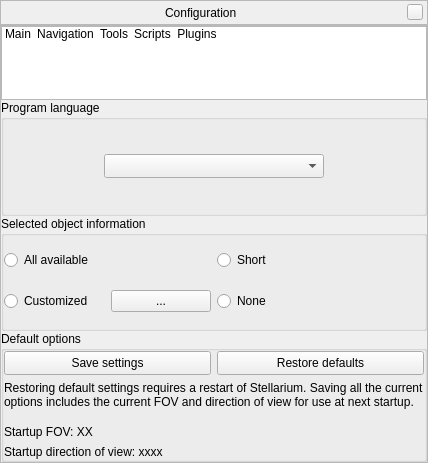
Old version of the form src/gui/configurationDialog.ui in the repository EvilTosha/Stellarium-GSoC12.
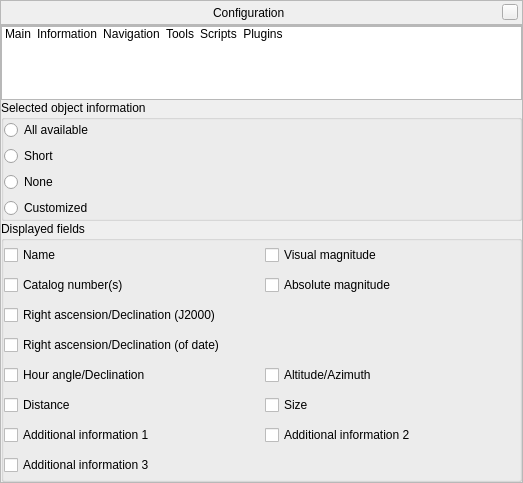
New version of the form. The open tabs and pages were chosen to show the change. Icons and pictures are not drawn. Custom widgets are drawn as their Qt base class.

The edit to the form file:
```diff
--- a/src/gui/configurationDialog.ui
+++ b/src/gui/configurationDialog.ui
@@ -6,13 +6,10 @@
    <rect>
     <x>0</x>
     <y>0</y>
-    <width>428</width>
-    <height>463</height>
+    <width>523</width>
+    <height>483</height>
    </rect>
   </property>
-  <property name="styleSheet">
-   <string notr="true"/>
-  </property>
   <layout class="QVBoxLayout">
    <property name="spacing">
     <number>0</number>
@@ -145,18 +142,6 @@
           </property>
           <item>
            <widget class="QGroupBox" name="groupBox_2">
-            <property name="sizePolicy">
-             <sizepolicy hsizetype="Preferred" vsizetype="Preferred">
-              <horstretch>0</horstretch>
-              <verstretch>0</verstretch>
-             </sizepolicy>
-            </property>
-            <property name="minimumSize">
-             <size>
-              <width>0</width>
-              <height>0</height>
-             </size>
-            </property>
             <property name="title">
              <string>Program language</string>
             </property>
@@ -189,107 +174,8 @@
             </layout>
            </widget>
           </item>
-          <item>
-           <widget class="QGroupBox" name="groupBox_4">
-            <property name="sizePolicy">
-             <sizepolicy hsizetype="Expanding" vsizetype="Preferred">
-              <horstretch>0</horstretch>
-              <verstretch>0</verstretch>
-             </sizepolicy>
-            </property>
-            <property name="font">
-             <font>
-              <weight>50</weight>
-              <bold>false</bold>
-              <kerning>true</kerning>
-             </font>
-            </property>
-            <property name="title">
-             <string>Selected object information</string>
-            </property>
-            <layout class="QVBoxLayout" name="verticalLayout_5">
-             <property name="margin">
-              <number>0</number>
-             </property>
-             <item>
-              <layout class="QHBoxLayout" name="horizontalLayout_13">
-               <item>
-                <widget class="QRadioButton" name="allSelectedInfoRadio">
-                 <property name="toolTip">
-                  <string>Display all information available</string>
-                 </property>
-                 <property name="text">
-                  <string>All available</string>
-                 </property>
-                </widget>
-               </item>
-               <item>
-                <widget class="QRadioButton" name="briefSelectedInfoRadio">
-                 <property name="toolTip">
-                  <string>Display less information</string>
-                 </property>
-                 <property name="text">
-                  <string>Short</string>
-                 </property>
-                </widget>
-               </item>
-              </layout>
-             </item>
-             <item>
-              <layout class="QHBoxLayout" name="horizontalLayout_14">
-               <item>
-                <layout class="QHBoxLayout" name="horizontalLayout_16">
-                 <item>
-                  <widget class="QRadioButton" name="customSelectedInfoRadio">
-                   <property name="toolTip">
-                    <string>Display user settings information</string>
-                   </property>
-                   <property name="text">
-                    <string>Customized</string>
-                   </property>
-                  </widget>
-                 </item>
-                 <item>
-                  <widget class="QPushButton" name="pushButtonCustomInfoDialog">
-                   <property name="enabled">
-                    <bool>true</bool>
-                   </property>
-                   <property name="text">
-                    <string notr="true">...</string>
-                   </property>
-                  </widget>
-                 </item>
-                </layout>
-               </item>
-               <item>
-                <widget class="QRadioButton" name="noSelectedInfoRadio">
-                 <property name="toolTip">
-                  <string>Display no information</string>
-                 </property>
-                 <property name="text">
-                  <string>None</string>
-                 </property>
-                </widget>
-               </item>
-              </layout>
-             </item>
-            </layout>
-           </widget>
-          </item>
           <item>
            <widget class="QGroupBox" name="groupBox_6">
-            <property name="sizePolicy">
-             <sizepolicy hsizetype="Preferred" vsizetype="Preferred">
-              <horstretch>0</horstretch>
-              <verstretch>0</verstretch>
-             </sizepolicy>
-            </property>
-            <property name="font">
-             <font>
-              <weight>50</weight>
-              <bold>false</bold>
-             </font>
-            </property>
             <property name="title">
              <string>Default options</string>
             </property>
@@ -405,6 +291,243 @@
           </item>
          </layout>
         </widget>
+        <widget class="QWidget" name="pageSelectedObjectInfo">
+         <layout class="QVBoxLayout" name="verticalLayout_2">
+          <property name="spacing">
+           <number>0</number>
+          </property>
+          <property name="margin">
+           <number>0</number>
+          </property>
+          <item>
+           <widget class="QGroupBox" name="groupBox_4">
+            <property name="sizePolicy">
+             <sizepolicy hsizetype="Expanding" vsizetype="Preferred">
+              <horstretch>0</horstretch>
+              <verstretch>0</verstretch>
+             </sizepolicy>
+            </property>
+            <property name="title">
+             <string>Selected object information</string>
+            </property>
+            <layout class="QVBoxLayout" name="verticalLayout_5">
+             <property name="margin">
+              <number>0</number>
+             </property>
+             <item>
+              <widget class="QRadioButton" name="allSelectedInfoRadio">
+               <property name="toolTip">
+                <string>Display all information available</string>
+               </property>
+               <property name="text">
+                <string>All available</string>
+               </property>
+              </widget>
+             </item>
+             <item>
+              <widget class="QRadioButton" name="briefSelectedInfoRadio">
+               <property name="toolTip">
+                <string>Display less information</string>
+               </property>
+               <property name="text">
+                <string>Short</string>
+               </property>
+              </widget>
+             </item>
+             <item>
+              <widget class="QRadioButton" name="noSelectedInfoRadio">
+               <property name="toolTip">
+                <string>Display no information</string>
+               </property>
+               <property name="text">
+                <string>None</string>
+               </property>
+              </widget>
+             </item>
+             <item>
+              <widget class="QRadioButton" name="customSelectedInfoRadio">
+               <property name="toolTip">
+                <string>Display user settings information</string>
+               </property>
+               <property name="text">
+                <string>Customized</string>
+               </property>
+              </widget>
+             </item>
+            </layout>
+           </widget>
+          </item>
+          <item>
+           <widget class="QGroupBox" name="groupBoxDisplayedFields">
+            <property name="sizePolicy">
+             <sizepolicy hsizetype="Preferred" vsizetype="Expanding">
+              <horstretch>0</horstretch>
+              <verstretch>0</verstretch>
+             </sizepolicy>
+            </property>
+            <property name="title">
+             <string>Displayed fields</string>
+            </property>
+            <layout class="QGridLayout" name="gridLayoutDisplayedFields">
+             <property name="margin">
+              <number>0</number>
+             </property>
+             <item row="0" column="1">
+              <widget class="QCheckBox" name="checkBoxVisualMag">
+               <property name="text">
+                <string>Visual magnitude</string>
+               </property>
+               <attribute name="buttonGroup">
+                <string notr="true">buttonGroupDisplayedFields</string>
+               </attribute>
+              </widget>
+             </item>
+             <item row="6" column="0">
+              <widget class="QCheckBox" name="checkBoxExtra1">
+               <property name="toolTip">
+                <string>Spectral class, nebula type, etc.</string>
+               </property>
+               <property name="text">
+                <string>Additional information 1</string>
+               </property>
+               <attribute name="buttonGroup">
+                <string notr="true">buttonGroupDisplayedFields</string>
+               </attribute>
+              </widget>
+             </item>
+             <item row="7" column="0" colspan="2">
+              <widget class="QCheckBox" name="checkBoxExtra3">
+               <property name="text">
+                <string>Additional information 3</string>
+               </property>
+               <attribute name="buttonGroup">
+                <string notr="true">buttonGroupDisplayedFields</string>
+               </attribute>
+              </widget>
+             </item>
+             <item row="1" column="0">
+              <widget class="QCheckBox" name="checkBoxCatalogNumbers">
+               <property name="text">
+                <string>Catalog number(s)</string>
+               </property>
+               <attribute name="buttonGroup">
+                <string notr="true">buttonGroupDisplayedFields</string>
+               </attribute>
+              </widget>
+             </item>
+             <item row="0" column="0">
+              <widget class="QCheckBox" name="checkBoxName">
+               <property name="text">
+                <string>Name</string>
+               </property>
+               <attribute name="buttonGroup">
+                <string notr="true">buttonGroupDisplayedFields</string>
+               </attribute>
+              </widget>
+             </item>
+             <item row="6" column="1">
+              <widget class="QCheckBox" name="checkBoxExtra2">
+               <property name="toolTip">
+                <string/>
+               </property>
+               <property name="text">
+                <string>Additional information 2</string>
+               </property>
+               <attribute name="buttonGroup">
+                <string notr="true">buttonGroupDisplayedFields</string>
+               </attribute>
+              </widget>
+             </item>
+             <item row="1" column="1">
+              <widget class="QCheckBox" name="checkBoxAbsoluteMag">
+               <property name="text">
+                <string>Absolute magnitude</string>
+               </property>
+               <attribute name="buttonGroup">
+                <string notr="true">buttonGroupDisplayedFields</string>
+               </attribute>
+              </widget>
+             </item>
+             <item row="4" column="1">
+              <widget class="QCheckBox" name="checkBoxAltAz">
+               <property name="toolTip">
+                <string>Horizontal coordinates</string>
+               </property>
+               <property name="text">
+                <string>Altitude/Azimuth</string>
+               </property>
+               <attribute name="buttonGroup">
+                <string notr="true">buttonGroupDisplayedFields</string>
+               </attribute>
+              </widget>
+             </item>
+             <item row="5" column="1">
+              <widget class="QCheckBox" name="checkBoxSize">
+               <property name="toolTip">
+                <string>Angular or physical size</string>
+               </property>
+               <property name="text">
+                <string>Size</string>
+               </property>
+               <attribute name="buttonGroup">
+                <string notr="true">buttonGroupDisplayedFields</string>
+               </attribute>
+              </widget>
+             </item>
+             <item row="3" column="0" colspan="2">
+              <widget class="QCheckBox" name="checkBoxRaDecOfDate">
+               <property name="toolTip">
+                <string>Geocentric equatorial coordinates, equinox of date</string>
+               </property>
+               <property name="text">
+                <string>Right ascension/Declination (of date)</string>
+               </property>
+               <attribute name="buttonGroup">
+                <string notr="true">buttonGroupDisplayedFields</string>
+               </attribute>
+              </widget>
+             </item>
+             <item row="5" column="0">
+              <widget class="QCheckBox" name="checkBoxDistance">
+               <property name="text">
+                <string>Distance</string>
+               </property>
+               <attribute name="buttonGroup">
+                <string notr="true">buttonGroupDisplayedFields</string>
+               </attribute>
+              </widget>
+             </item>
+             <item row="2" column="0" colspan="2">
+              <widget class="QCheckBox" name="checkBoxRaDecJ2000">
+               <property name="toolTip">
+                <string>Geocentric equatorial coordinates, equinox of J2000.0</string>
+               </property>
+               <property name="text">
+                <string>Right ascension/Declination (J2000)</string>
+               </property>
+               <attribute name="buttonGroup">
+                <string notr="true">buttonGroupDisplayedFields</string>
+               </attribute>
+              </widget>
+             </item>
+             <item row="4" column="0">
+              <widget class="QCheckBox" name="checkBoxHourAngle">
+               <property name="toolTip">
+                <string>Topocentric equatorial coordinates</string>
+               </property>
+               <property name="text">
+                <string>Hour angle/Declination</string>
+               </property>
+               <attribute name="buttonGroup">
+                <string notr="true">buttonGroupDisplayedFields</string>
+               </attribute>
+              </widget>
+             </item>
+            </layout>
+           </widget>
+          </item>
+         </layout>
+        </widget>
         <widget class="QWidget" name="page_2">
          <layout class="QVBoxLayout" name="verticalLayout_11">
           <property name="spacing">
@@ -1129,6 +1252,19 @@
           </iconset>
          </property>
         </item>
+        <item>
+         <property name="text">
+          <string>Information</string>
+         </property>
+         <property name="toolTip">
+          <string>Selected object information</string>
+         </property>
+         <property name="icon">
+          <iconset>
+           <normalon>:/graphicGui/tabicon-info.png</normalon>
+          </iconset>
+         </property>
+        </item>
         <item>
          <property name="text">
           <string>Navigation</string>
```
Left out of the diff: 90 changed lines with no effect on the pictures.
